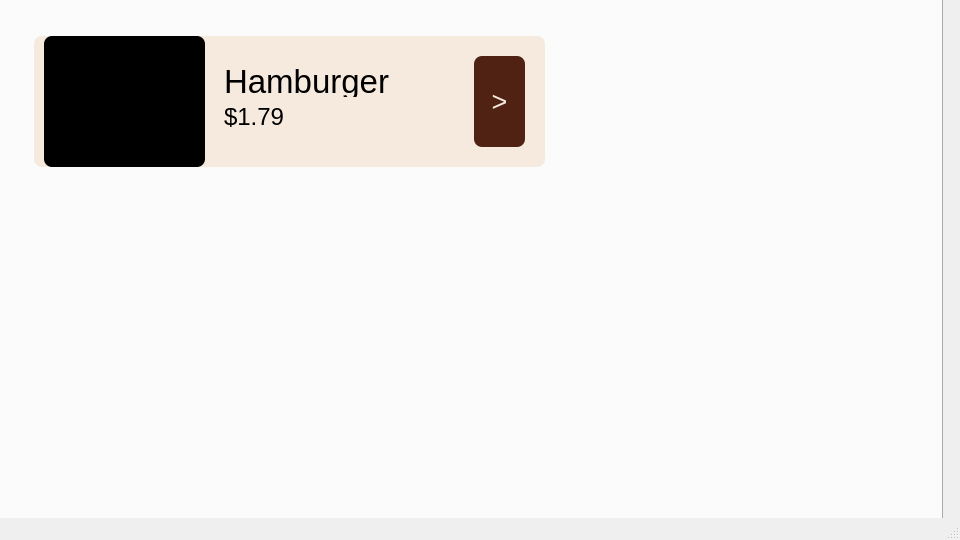
Old version of the form billing.ui in the repository rewindo21/BK-Mini-Billing-App.
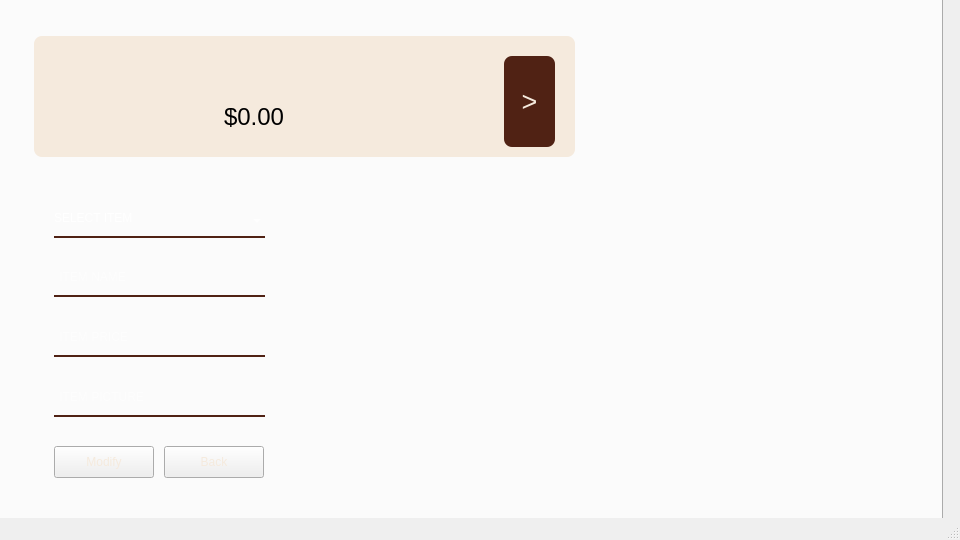
New version of the form. The open tabs and pages were chosen to show the change. Icons and pictures are not drawn.

What changed in the file:
```diff
--- a/billing.ui
+++ b/billing.ui
@@ -2075,7 +2075,7 @@
      <widget class="QPushButton" name="burger_add_pushButton_5">
       <property name="geometry">
        <rect>
-        <x>480</x>
+        <x>510</x>
         <y>60</y>
         <width>51</width>
         <height>91</height>
@@ -2109,7 +2109,7 @@
 font: 25pt;</string>
       </property>
       <property name="text">
-       <string>Hamburger</string>
+       <string>_ _ _ _ _ _</string>
       </property>
      </widget>
      <widget class="QLabel" name="label_9">
@@ -2117,8 +2117,8 @@
        <rect>
         <x>40</x>
         <y>40</y>
-        <width>511</width>
-        <height>131</height>
+        <width>541</width>
+        <height>121</height>
        </rect>
       </property>
       <property name="styleSheet">
@@ -2132,14 +2132,14 @@
      <widget class="QLabel" name="label_10">
       <property name="geometry">
        <rect>
-        <x>50</x>
-        <y>40</y>
-        <width>161</width>
-        <height>131</height>
+        <x>70</x>
+        <y>50</y>
+        <width>111</width>
+        <height>101</height>
        </rect>
       </property>
       <property name="styleSheet">
-       <string notr="true">background-color: rgb(0, 0, 0);
+       <string notr="true">background-color: rgba(245,234,221,255);
 border-radius: 8px;</string>
       </property>
       <property name="text">
@@ -2167,7 +2167,171 @@
 font: 18pt;</string>
       </property>
       <property name="text">
-       <string>$1.79</string>
+       <string>$0.00</string>
+      </property>
+     </widget>
+     <widget class="QLineEdit" name="item_name_lineEdit">
+      <property name="geometry">
+       <rect>
+        <x>60</x>
+        <y>270</y>
+        <width>211</width>
+        <height>31</height>
+       </rect>
+      </property>
+      <property name="maximumSize">
+       <size>
+        <width>211</width>
+        <height>31</height>
+       </size>
+      </property>
+      <property name="styleSheet">
+       <string notr="true">background-color: rgba(0, 0, 0, 0);
+border: none;
+border-bottom: 2px solid rgba(80,34,20,255);
+color: rgba(255, 255, 255, 230);
+padding-bottom: 7px;
+</string>
+      </property>
+      <property name="placeholderText">
+       <string> ITEM NAME</string>
+      </property>
+     </widget>
+     <widget class="QLineEdit" name="item_price_lineEdit">
+      <property name="geometry">
+       <rect>
+        <x>60</x>
+        <y>330</y>
+        <width>211</width>
+        <height>31</height>
+       </rect>
+      </property>
+      <property name="maximumSize">
+       <size>
+        <width>211</width>
+        <height>31</height>
+       </size>
+      </property>
+      <property name="styleSheet">
+       <string notr="true">background-color: rgba(0, 0, 0, 0);
+border: none;
+border-bottom: 2px solid rgba(80,34,20,255);
+color: rgba(255, 255, 255, 230);
+padding-bottom: 7px;
+</string>
+      </property>
+      <property name="placeholderText">
+       <string> ITEM PRICE</string>
+      </property>
+     </widget>
+     <widget class="QComboBox" name="itemlist_comboBox">
+      <property name="geometry">
+       <rect>
+        <x>60</x>
+        <y>210</y>
+        <width>211</width>
+        <height>32</height>
+       </rect>
+      </property>
+      <property name="styleSheet">
+       <string notr="true">background-color: rgba(0, 0, 0, 0);
+border: none;
+border-bottom: 2px solid rgba(80,34,20,255);
+color: rgba(255, 255, 255, 230);
+padding-bottom: 7px;
+</string>
+      </property>
+      <property name="placeholderText">
+       <string>SELECT ITEM</string>
+      </property>
+     </widget>
+     <widget class="QPushButton" name="modify_pushButton">
+      <property name="geometry">
+       <rect>
+        <x>60</x>
+        <y>450</y>
+        <width>100</width>
+        <height>32</height>
+       </rect>
+      </property>
+      <property name="cursor">
+       <cursorShape>PointingHandCursor</cursorShape>
+      </property>
+      <property name="focusPolicy">
+       <enum>Qt::NoFocus</enum>
+      </property>
+      <property name="styleSheet">
+       <string notr="true">color:rgba(245,234,221,255);</string>
+      </property>
+      <property name="text">
+       <string>Modify</string>
+      </property>
+     </widget>
+     <widget class="QPushButton" name="back_pushButton">
+      <property name="geometry">
+       <rect>
+        <x>170</x>
+        <y>450</y>
+        <width>100</width>
+        <height>32</height>
+       </rect>
+      </property>
+      <property name="cursor">
+       <cursorShape>PointingHandCursor</cursorShape>
+      </property>
+      <property name="focusPolicy">
+       <enum>Qt::NoFocus</enum>
+      </property>
+      <property name="styleSheet">
+       <string notr="true">color:rgba(245,234,221,255);</string>
+      </property>
+      <property name="text">
+       <string>Back</string>
+      </property>
+     </widget>
+     <widget class="QLineEdit" name="item_picture_lineEdit">
+      <property name="geometry">
+       <rect>
+        <x>60</x>
+        <y>390</y>
+        <width>211</width>
+        <height>31</height>
+       </rect>
+      </property>
+      <property name="maximumSize">
+       <size>
+        <width>211</width>
+        <height>31</height>
+       </size>
+      </property>
+      <property name="styleSheet">
+       <string notr="true">background-color: rgba(0, 0, 0, 0);
+border: none;
+border-bottom: 2px solid rgba(80,34,20,255);
+color: rgba(255, 255, 255, 230);
+padding-bottom: 7px;
+</string>
+      </property>
+      <property name="placeholderText">
+       <string> ITEM PICTURE</string>
+      </property>
+     </widget>
+     <widget class="QLabel" name="error_label_2">
+      <property name="geometry">
+       <rect>
+        <x>300</x>
+        <y>210</y>
+        <width>211</width>
+        <height>31</height>
+       </rect>
+      </property>
+      <property name="styleSheet">
+       <string notr="true">color: rgb(148, 17, 0);
+font: 14pt;
+</string>
+      </property>
+      <property name="text">
+       <string/>
       </property>
      </widget>
      <zorder>label_9</zorder>
```
Left out of the diff: 104 changed lines with no effect on the pictures.
